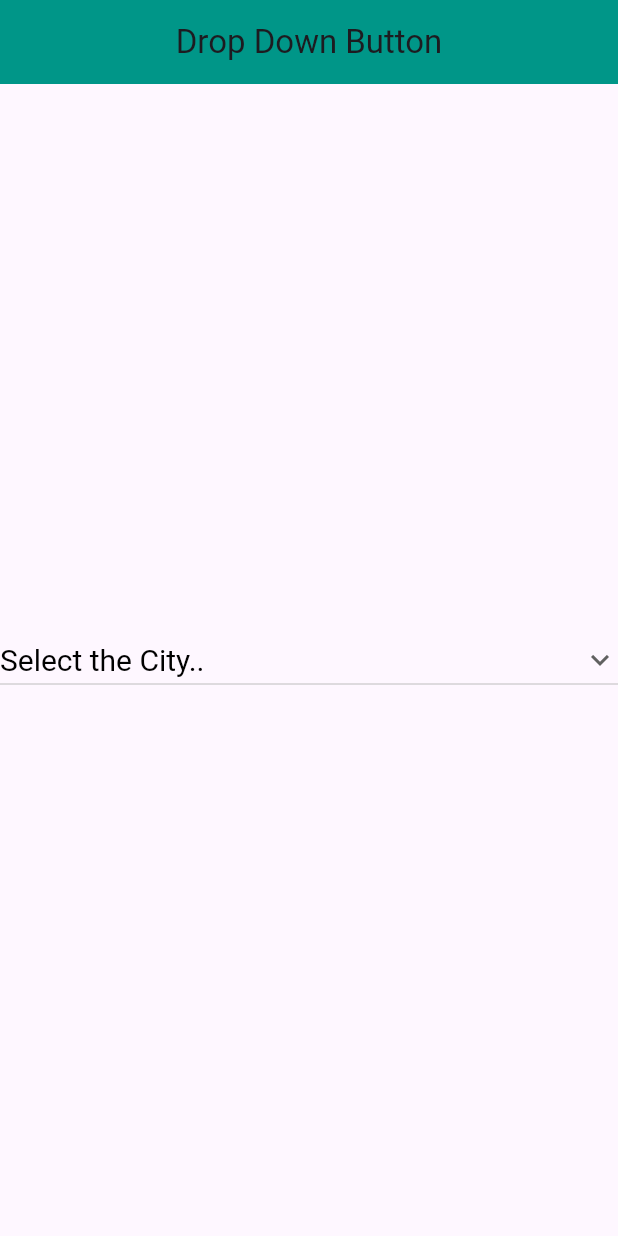
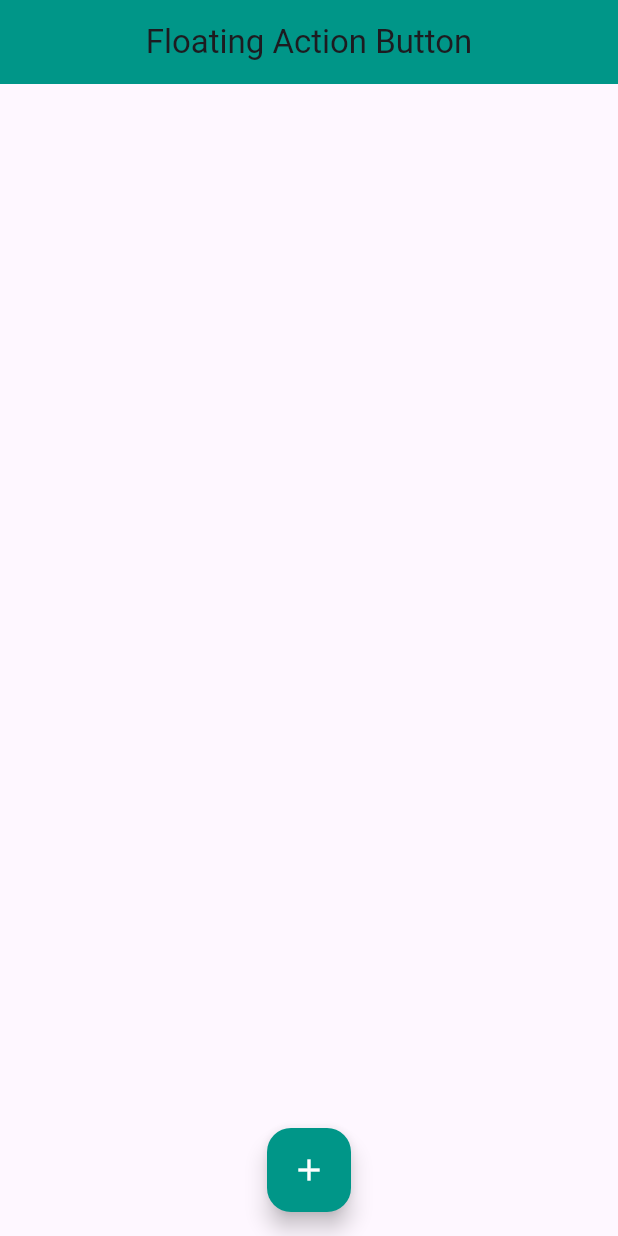
Before and after one commit to shamim2810/flutter_project, a Flutter app: the screen it shows after launch, on a phone screen of 412 x 824 dp. Run offline on Flutter 3.47's test engine with Material 3 defaults, Android fonts, the phone set to English and light mode, and no system bars.

Commit message:
FloatingActionButton

```diff
--- a/lib/main.dart
+++ b/lib/main.dart
@@ -34,51 +34,21 @@ class _HomePageState extends State<HomePage> {
   @override
   Widget build(BuildContext context) {
     return Scaffold(
-      appBar: AppBar(title: Text('Drop Down Button'),
+      appBar: AppBar(title: Text('Floating Action Button'),
         backgroundColor: Colors.teal,
         centerTitle: true,
       ),
       body: SafeArea(
-          child: Center(
-            child: DropdownButton(
-              value: dropDownValue,
-              hint: Text('Select the City..',
-                style: TextStyle(fontSize: 20, color: Colors.black),
-              ),
-                style: TextStyle(fontSize: 20, color: Colors.black),
-                icon: Icon(Icons.keyboard_arrow_down),
-                dropdownColor: Colors.orange,
-                isExpanded: true,
-                items: [
-                  DropdownMenuItem(
-                      child: Text('Dhaka'),
-                    value: 'Dhaka',
-                  ),
-                  DropdownMenuItem(
-                    child: Text('Comilla'),
-                    value: 'Comilla',
-                  ),
-                  DropdownMenuItem(
-                    child: Text('Barishal'),
-                    value: 'Barishal',
-                  ),
-                  DropdownMenuItem(
-                    child: Text('Khulna'),
-                    value: 'Khulna',
-                  ),
-                  DropdownMenuItem(
-                    child: Text('Rajshahi'),
-                    value: 'Rajshahi',
-                  ),
-                ],
-                onChanged: (String? value){
-                  setState(() {
-                    dropDownValue = value;
-                  });
-                }
-            ),
-          )
+          child: Center()
       ),
+      floatingActionButton: FloatingActionButton(
+        backgroundColor: Colors.teal,
+          onPressed: (){
+
+          },
+          child: Icon(Icons.add,color: Colors.white,),
+      ),
+      floatingActionButtonLocation: FloatingActionButtonLocation.centerFloat,
     );
   }
 }
```
